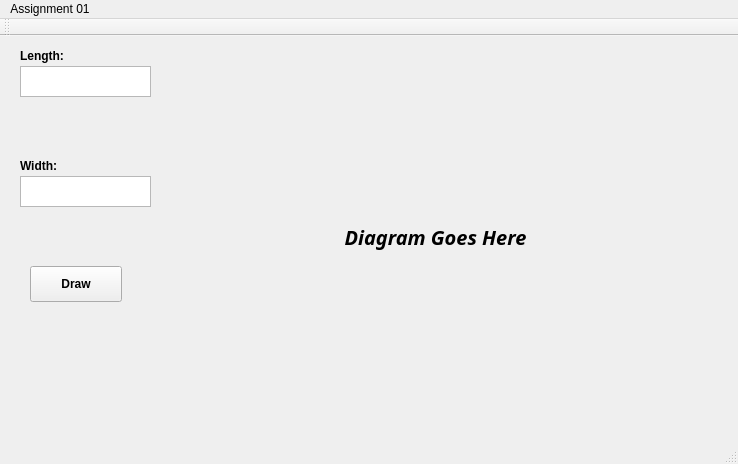
This is a01/mainwindow.ui in HeptaDecane/CG_SEM4 as Qt 5 draws it before an edit. The edited form follows.
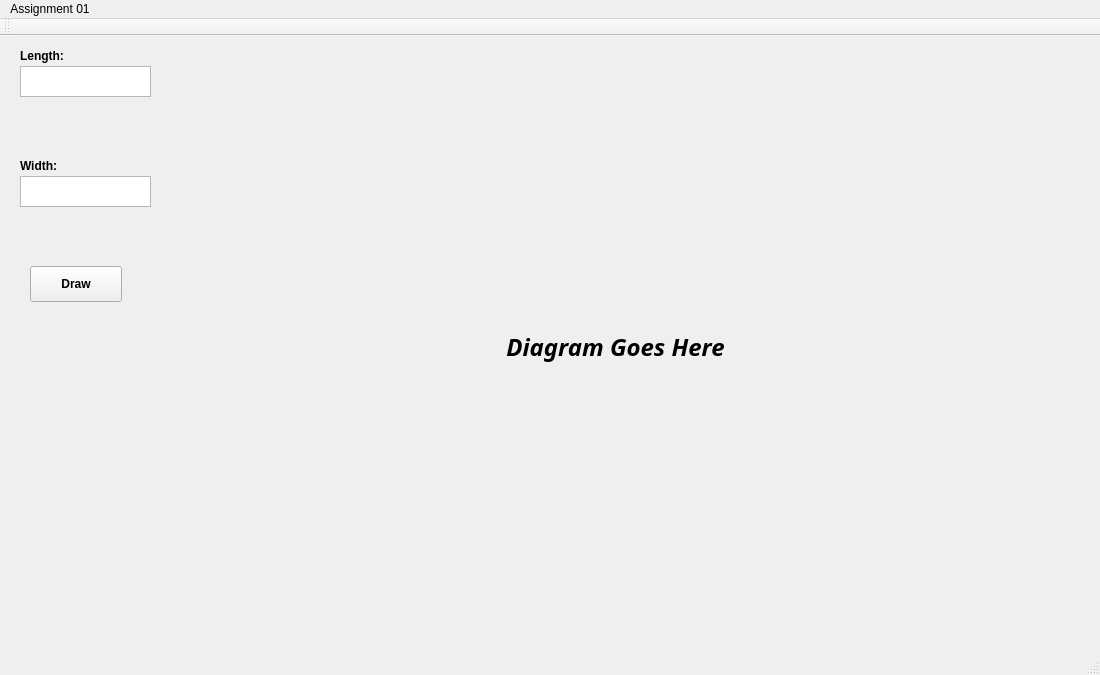
This is the edited form.

What changed in the file:
```diff
--- a/a01/mainwindow.ui
+++ b/a01/mainwindow.ui
@@ -6,8 +6,8 @@
    <rect>
     <x>0</x>
     <y>0</y>
-    <width>738</width>
-    <height>464</height>
+    <width>1100</width>
+    <height>675</height>
    </rect>
   </property>
   <property name="windowTitle">
@@ -77,14 +77,14 @@
      <rect>
       <x>170</x>
       <y>10</y>
-      <width>531</width>
-      <height>381</height>
+      <width>891</width>
+      <height>601</height>
      </rect>
     </property>
     <property name="font">
      <font>
       <family>Courier 10 Pitch</family>
-      <pointsize>15</pointsize>
+      <pointsize>18</pointsize>
       <weight>75</weight>
       <italic>true</italic>
       <bold>true</bold>
@@ -122,8 +122,8 @@
     <rect>
      <x>0</x>
      <y>0</y>
-     <width>738</width>
-     <height>28</height>
+     <width>1100</width>
+     <height>22</height>
     </rect>
    </property>
    <widget class="QMenu" name="menuAssignment_01">
```
